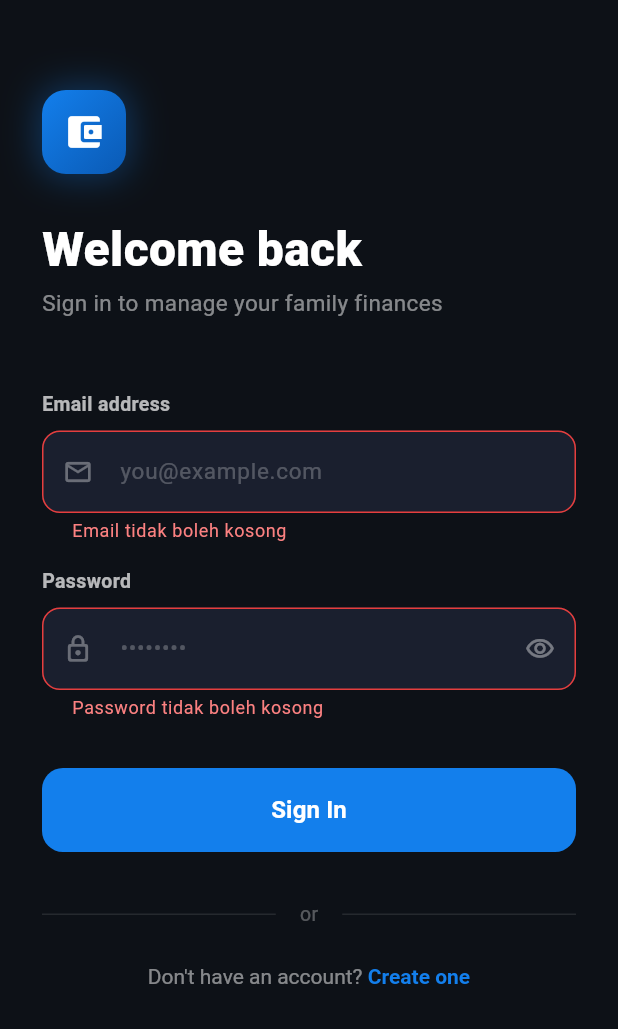
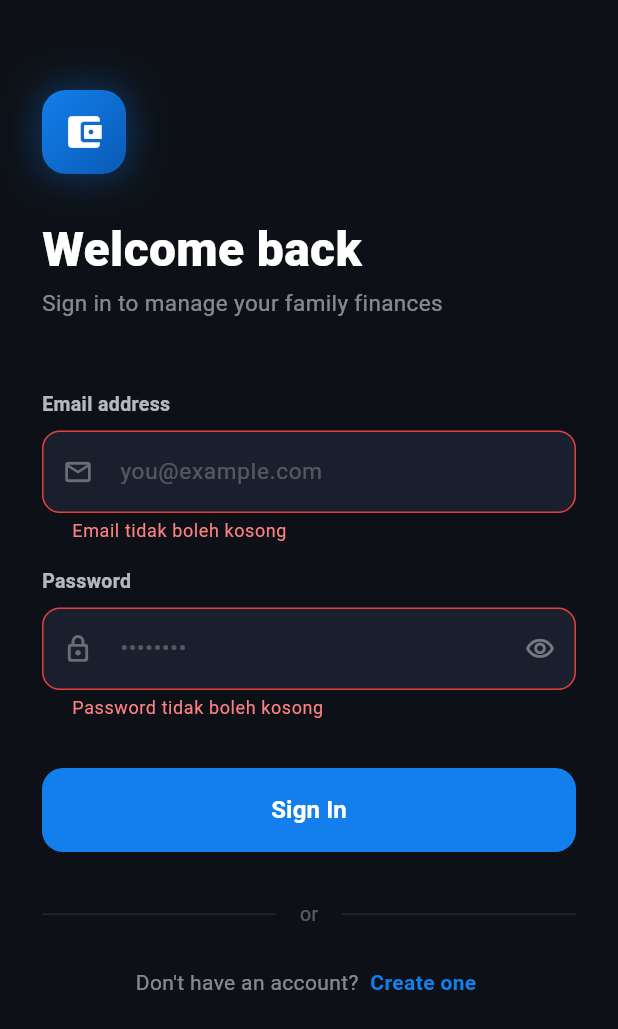
Before and after one commit to AjiPurnamapy/finance-tracker-app, a Flutter app: the screen it shows after launch, after a tap on "Sign In", on a phone screen of 412 x 824 dp. Shown: the top 1029 px of the screen. Run offline on Flutter 3.47's test engine with Material 3 defaults, Android fonts, the phone set to English and light mode, and no system bars; our stand-ins replace flutter_riverpod, flutter_secure_storage, go_router, shared_preferences; network calls fail.

Commit message:
FEAT(FE): UI/UX Enhancement login, register

```diff
--- a/frontend/lib/ui/core/router/app_router.dart
+++ b/frontend/lib/ui/core/router/app_router.dart
@@ -80,17 +80,26 @@ final appRouterProvider = Provider<GoRouter>((ref) {
       ),
       GoRoute(
         path: '/login',
-        builder: (context, state) => const LoginView(),
+        pageBuilder: (context, state) => _fadeRoute(
+          key: state.pageKey,
+          child: const LoginView(),
+        ),
       ),
       GoRoute(
         path: '/register',
-        builder: (context, state) => RegisterView(
-          preselectedRole: state.uri.queryParameters['role'],
+        pageBuilder: (context, state) => _fadeRoute(
+          key: state.pageKey,
+          child: RegisterView(
+            preselectedRole: state.uri.queryParameters['role'],
+          ),
         ),
       ),
       GoRoute(
         path: '/role-selection',
-        builder: (context, state) => const RoleSelectionView(),
+        pageBuilder: (context, state) => _fadeRoute(
+          key: state.pageKey,
+          child: const RoleSelectionView(),
+        ),
       ),
 
       // ── Parent Shell ────────────────────────────────────────────────
@@ -188,3 +197,24 @@ String _homeForRole(String? role) {
   if (role?.trim().toLowerCase() == 'child') return '/child/home';
   return '/parent/dashboard';
 }
+
+/// Smooth fade transition for auth routes.
+/// Replaces GoRouter's default slide-up so navigating between
+/// login → role-selection → register feels seamless.
+CustomTransitionPage<void> _fadeRoute({
+  required LocalKey key,
+  required Widget child,
+}) {
+  return CustomTransitionPage<void>(
+    key: key,
+    child: child,
+    transitionDuration: const Duration(milliseconds: 280),
+    reverseTransitionDuration: const Duration(milliseconds: 200),
+    transitionsBuilder: (context, animation, secondaryAnimation, child) {
+      return FadeTransition(
+        opacity: CurveTween(curve: Curves.easeInOut).animate(animation),
+        child: child,
+      );
+    },
+  );
+}
--- a/frontend/lib/ui/features/auth/views/login_view.dart
+++ b/frontend/lib/ui/features/auth/views/login_view.dart
@@ -237,26 +237,33 @@ class _LoginViewState extends ConsumerState<LoginView>
                   const SizedBox(height: 24),
                   // Register CTA
                   Center(
-                    child: GestureDetector(
-                      onTap: () => context.push('/role-selection'),
-                      child: RichText(
-                        text: TextSpan(
+                    child: Wrap(
+                      alignment: WrapAlignment.center,
+                      crossAxisAlignment: WrapCrossAlignment.center,
+                      children: [
+                        Text(
+                          "Don't have an account? ",
                           style: TextStyle(
                             fontSize: 14,
                             color: Colors.white.withValues(alpha: 0.5),
                           ),
-                          children: const [
-                            TextSpan(text: "Don't have an account? "),
-                            TextSpan(
-                              text: 'Create one',
+                        ),
+                        InkWell(
+                          onTap: () => context.push('/role-selection'),
+                          borderRadius: BorderRadius.circular(4),
+                          child: const Padding(
+                            padding: EdgeInsets.symmetric(horizontal: 4, vertical: 2),
+                            child: Text(
+                              'Create one',
                               style: TextStyle(
+                                fontSize: 14,
                                 color: Color(0xFF137FEC),
                                 fontWeight: FontWeight.w600,
                               ),
                             ),
-                          ],
+                          ),
                         ),
-                      ),
+                      ],
                     ),
                   ),
                   const SizedBox(height: 40),
```
Also changed, not shown: frontend/lib/ui/features/auth/views/register_view.dart (+16 -10 lines), 5 other files.
